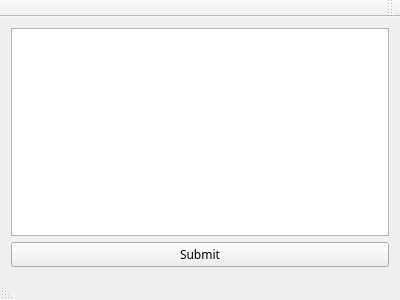
Qt form mainwindow.ui (Chashm-e-Afreen/The-Digital-Prosodist) before a commit.
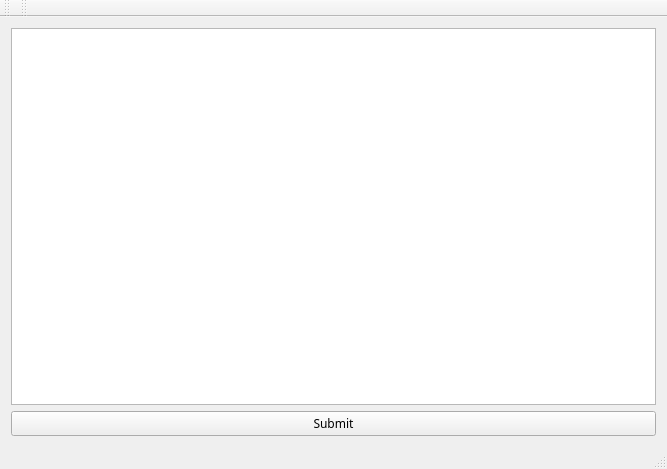
The same form after that commit.

What changed in the file:
```diff
--- a/mainwindow.ui
+++ b/mainwindow.ui
@@ -6,8 +6,8 @@
    <rect>
     <x>0</x>
     <y>0</y>
-    <width>400</width>
-    <height>300</height>
+    <width>667</width>
+    <height>469</height>
    </rect>
   </property>
   <property name="font">
@@ -22,11 +22,11 @@
    <string/>
   </property>
   <property name="layoutDirection">
-   <enum>Qt::RightToLeft</enum>
+   <enum>Qt::LeftToRight</enum>
   </property>
   <widget class="QWidget" name="centralWidget">
    <property name="layoutDirection">
-    <enum>Qt::RightToLeft</enum>
+    <enum>Qt::LeftToRight</enum>
    </property>
    <layout class="QVBoxLayout" name="verticalLayout_5">
     <item>
@@ -35,23 +35,33 @@
        <enum>QLayout::SetFixedSize</enum>
       </property>
       <item>
-       <widget class="QPlainTextEdit" name="plainTextEdit">
+       <widget class="QTextEdit" name="textEdit">
         <property name="font">
          <font>
-          <pointsize>16</pointsize>
+          <pointsize>14</pointsize>
          </font>
         </property>
         <property name="toolTip">
          <string>&lt;html&gt;&lt;head/&gt;&lt;body&gt;&lt;p&gt;Ctrl + Enter&lt;/p&gt;&lt;/body&gt;&lt;/html&gt;</string>
         </property>
         <property name="layoutDirection">
-         <enum>Qt::RightToLeft</enum>
+         <enum>Qt::LeftToRight</enum>
+        </property>
+        <property name="autoFillBackground">
+         <bool>false</bool>
         </property>
         <property name="locale">
          <locale language="Urdu" country="Pakistan"/>
         </property>
-        <property name="plainText">
-         <string/>
+        <property name="html">
+         <string>&lt;!DOCTYPE HTML PUBLIC &quot;-//W3C//DTD HTML 4.0//EN&quot; &quot;http://www.w3.org/TR/REC-html40/strict.dtd&quot;&gt;
+&lt;html&gt;&lt;head&gt;&lt;meta name=&quot;qrichtext&quot; content=&quot;1&quot; /&gt;&lt;style type=&quot;text/css&quot;&gt;
+p, li { white-space: pre-wrap; }
+&lt;/style&gt;&lt;/head&gt;&lt;body style=&quot; font-family:'Mehr Nastaliq Web'; font-size:14pt; font-weight:400; font-style:normal;&quot;&gt;
+&lt;p dir='rtl' style=&quot;-qt-paragraph-type:empty; margin-top:0px; margin-bottom:0px; margin-left:0px; margin-right:0px; -qt-block-indent:0; text-indent:0px; font-size:8.25pt;&quot;&gt;&lt;br /&gt;&lt;/p&gt;&lt;/body&gt;&lt;/html&gt;</string>
+        </property>
+        <property name="acceptRichText">
+         <bool>false</bool>
         </property>
        </widget>
       </item>
@@ -91,6 +101,17 @@
    </attribute>
   </widget>
   <widget class="QStatusBar" name="statusBar"/>
+  <widget class="QToolBar" name="toolBar">
+   <property name="windowTitle">
+    <string>toolBar</string>
+   </property>
+   <attribute name="toolBarArea">
+    <enum>TopToolBarArea</enum>
+   </attribute>
+   <attribute name="toolBarBreak">
+    <bool>false</bool>
+   </attribute>
+  </widget>
  </widget>
  <layoutdefault spacing="6" margin="11"/>
  <resources/>
```
Left out of the diff: 6 changed lines with no effect on the pictures.
